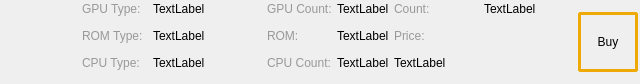
Before: the Qt Designer form src/qt/forms/resourceitem.ui in MassGrid/MassGrid, drawn with Qt 5.
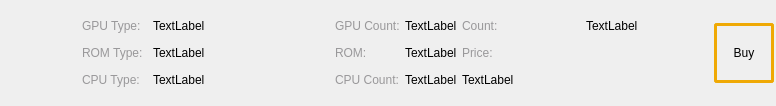
After: the same form once the commit is applied. Icons and pictures are not drawn.

The edit to the form file:
```diff
--- a/src/qt/forms/resourceitem.ui
+++ b/src/qt/forms/resourceitem.ui
@@ -6,8 +6,8 @@
    <rect>
     <x>0</x>
     <y>0</y>
-    <width>640</width>
-    <height>84</height>
+    <width>776</width>
+    <height>106</height>
    </rect>
   </property>
   <property name="minimumSize">
@@ -18,8 +18,8 @@
   </property>
   <property name="maximumSize">
    <size>
-    <width>640</width>
-    <height>84</height>
+    <width>16777215</width>
+    <height>16777215</height>
    </size>
   </property>
   <property name="windowTitle">
@@ -88,21 +88,21 @@
      <property name="verticalSpacing">
       <number>13</number>
      </property>
-     <item row="0" column="0">
+     <item row="1" column="0">
       <widget class="QLabel" name="label_2">
        <property name="text">
         <string>GPU Type:</string>
        </property>
       </widget>
      </item>
-     <item row="0" column="1">
+     <item row="1" column="1">
       <widget class="QLabel" name="label_gpuName">
        <property name="text">
         <string>TextLabel</string>
        </property>
       </widget>
      </item>
-     <item row="1" column="0">
+     <item row="2" column="0">
       <widget class="QLabel" name="label_6">
        <property name="sizePolicy">
         <sizepolicy hsizetype="Expanding" vsizetype="Preferred">
@@ -115,27 +115,53 @@
        </property>
       </widget>
      </item>
-     <item row="1" column="1">
+     <item row="2" column="1">
       <widget class="QLabel" name="label_romType">
        <property name="text">
         <string>TextLabel</string>
        </property>
       </widget>
      </item>
-     <item row="2" column="0">
+     <item row="3" column="0">
       <widget class="QLabel" name="label_10">
        <property name="text">
         <string>CPU Type:</string>
        </property>
       </widget>
      </item>
-     <item row="2" column="1">
+     <item row="3" column="1">
       <widget class="QLabel" name="label_cpuName">
        <property name="text">
         <string>TextLabel</string>
        </property>
       </widget>
      </item>
+     <item row="0" column="0">
+      <spacer name="verticalSpacer_2">
+       <property name="orientation">
+        <enum>Qt::Vertical</enum>
+       </property>
+       <property name="sizeHint" stdset="0">
+        <size>
+         <width>20</width>
+         <height>40</height>
+        </size>
+       </property>
+      </spacer>
+     </item>
+     <item row="4" column="0">
+      <spacer name="verticalSpacer_3">
+       <property name="orientation">
+        <enum>Qt::Vertical</enum>
+       </property>
+       <property name="sizeHint" stdset="0">
+        <size>
+         <width>20</width>
+         <height>40</height>
+        </size>
+       </property>
+      </spacer>
+     </item>
     </layout>
    </item>
    <item>
@@ -146,14 +172,14 @@
      <property name="verticalSpacing">
       <number>13</number>
      </property>
-     <item row="0" column="0">
+     <item row="1" column="0">
       <widget class="QLabel" name="label_5">
        <property name="text">
         <string>GPU Count:</string>
        </property>
       </widget>
      </item>
-     <item row="0" column="1">
+     <item row="1" column="1">
       <widget class="QLabel" name="label_gpuCount">
        <property name="minimumSize">
         <size>
@@ -166,34 +192,60 @@
        </property>
       </widget>
      </item>
-     <item row="1" column="0">
+     <item row="2" column="0">
       <widget class="QLabel" name="label_8">
        <property name="text">
         <string>ROM:</string>
        </property>
       </widget>
      </item>
-     <item row="1" column="1">
+     <item row="2" column="1">
       <widget class="QLabel" name="label_romCount">
        <property name="text">
         <string>TextLabel</string>
        </property>
       </widget>
      </item>
-     <item row="2" column="0">
+     <item row="3" column="0">
       <widget class="QLabel" name="label_12">
        <property name="text">
         <string>CPU Count:</string>
        </property>
       </widget>
      </item>
-     <item row="2" column="1">
+     <item row="3" column="1">
       <widget class="QLabel" name="label_cpuCount">
        <property name="text">
         <string>TextLabel</string>
        </property>
       </widget>
      </item>
+     <item row="0" column="0">
+      <spacer name="verticalSpacer_4">
+       <property name="orientation">
+        <enum>Qt::Vertical</enum>
+       </property>
+       <property name="sizeHint" stdset="0">
+        <size>
+         <width>20</width>
+         <height>40</height>
+        </size>
+       </property>
+      </spacer>
+     </item>
+     <item row="4" column="0">
+      <spacer name="verticalSpacer_5">
+       <property name="orientation">
+        <enum>Qt::Vertical</enum>
+       </property>
+       <property name="sizeHint" stdset="0">
+        <size>
+         <width>20</width>
+         <height>40</height>
+        </size>
+       </property>
+      </spacer>
+     </item>
     </layout>
    </item>
    <item>
@@ -201,6 +253,19 @@
      <property name="spacing">
       <number>13</number>
      </property>
+     <item>
+      <spacer name="verticalSpacer_6">
+       <property name="orientation">
+        <enum>Qt::Vertical</enum>
+       </property>
+       <property name="sizeHint" stdset="0">
+        <size>
+         <width>20</width>
+         <height>40</height>
+        </size>
+       </property>
+      </spacer>
+     </item>
      <item>
       <layout class="QHBoxLayout" name="horizontalLayout">
        <property name="spacing">
@@ -239,7 +304,7 @@
       <widget class="QLabel" name="label_amount">
        <property name="maximumSize">
         <size>
-         <width>131</width>
+         <width>16777215</width>
          <height>16777215</height>
         </size>
        </property>
@@ -266,7 +331,7 @@
    <item>
     <widget class="QPushButton" name="buyBtn">
      <property name="sizePolicy">
-      <sizepolicy hsizetype="Minimum" vsizetype="Expanding">
+      <sizepolicy hsizetype="Fixed" vsizetype="Fixed">
        <horstretch>0</horstretch>
        <verstretch>0</verstretch>
       </sizepolicy>
@@ -280,7 +345,7 @@
      <property name="maximumSize">
       <size>
        <width>16777215</width>
-       <height>60</height>
+       <height>16777215</height>
       </size>
      </property>
      <property name="styleSheet">
```
